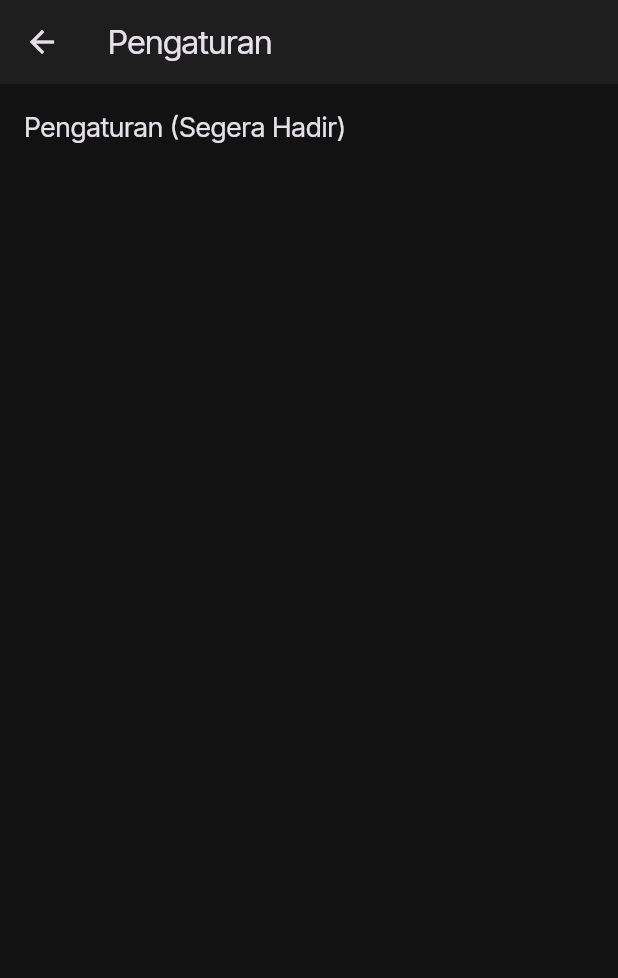
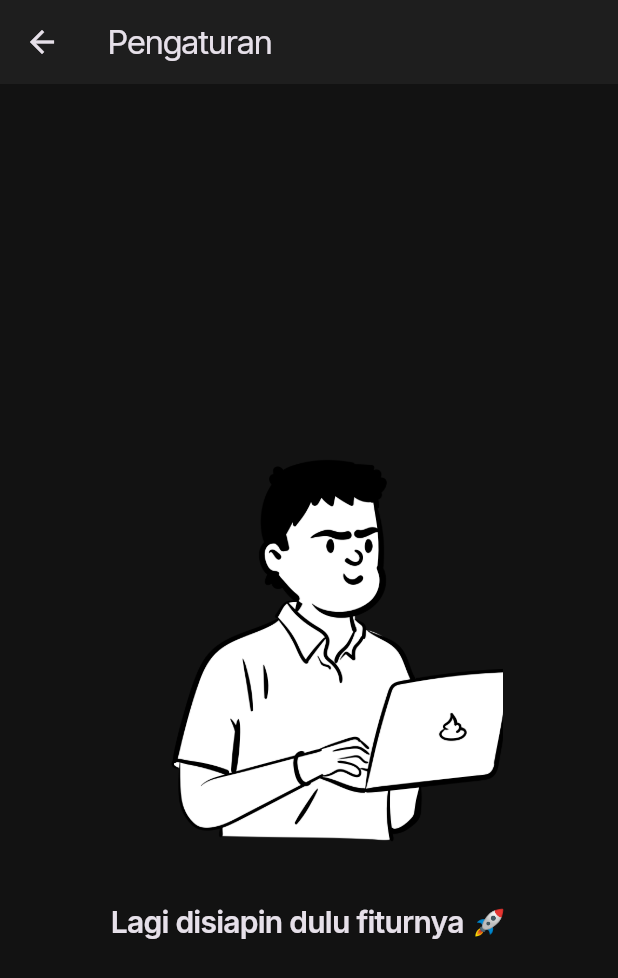
Before and after one commit to MuhammadDafaAlvin/timenest, a Flutter app: the SettingsScreen screen opened by its route, on a phone screen of 412 x 824 dp. Shown: the top 978 px of the screen. Run offline on Flutter 3.47's test engine with Material 3 defaults, Android fonts, the phone set to English and light mode, and no system bars; our stand-ins replace fl_chart, flutter_local_notifications, google_fonts, percent_indicator, shared_preferences; accounts and stored records are empty.

Commit message:
style: update settings page UI with image and improved coming soon message

```diff
--- a/lib/screens/home_screen.dart
+++ b/lib/screens/home_screen.dart
@@ -11,10 +11,10 @@ class HomeScreen extends StatelessWidget {
   static final buttonStyle = ElevatedButton.styleFrom(
     foregroundColor: Colors.white,
     backgroundColor: Colors.grey[800],
-    minimumSize: const Size(90, 45),
+    minimumSize: const Size(100, 45),
     padding: const EdgeInsets.symmetric(horizontal: 15, vertical: 10),
     shape: RoundedRectangleBorder(borderRadius: BorderRadius.circular(100)),
-    textStyle: GoogleFonts.inter(fontSize: 15, fontWeight: FontWeight.w600),
+    textStyle: GoogleFonts.inter(fontSize: 15, fontWeight: FontWeight.w700),
   );
 
   @override
--- a/lib/screens/settings_screen.dart
+++ b/lib/screens/settings_screen.dart
@@ -7,12 +7,31 @@ class SettingsScreen extends StatelessWidget {
   Widget build(BuildContext context) {
     return Scaffold(
       appBar: AppBar(title: const Text('Pengaturan')),
-      body: const Padding(
-        padding: EdgeInsets.all(16.0),
-        child: Column(
-          children: [
-            Text('Pengaturan (Segera Hadir)', style: TextStyle(fontSize: 18)),
-          ],
+      body: const Center(
+        child: Padding(
+          padding: EdgeInsets.all(10.0),
+          child: Column(
+            mainAxisSize: MainAxisSize.min,
+            children: [
+              Image(
+                image: AssetImage('assets/images/coming_soon.png'),
+                height: 350,
+                fit: BoxFit.contain,
+              ),
+              SizedBox(
+                width: 300,
+                child: Text(
+                  'Lagi disiapin dulu fiturnya 🚀',
+                  style: TextStyle(
+                    fontSize: 20,
+                    fontWeight: FontWeight.w600,
+                    height: 1.2,
+                  ),
+                  textAlign: TextAlign.center,
+                ),
+              ),
+            ],
+          ),
         ),
       ),
     );
--- a/pubspec.yaml
+++ b/pubspec.yaml
@@ -61,9 +61,8 @@ flutter:
   uses-material-design: true
 
   # To add assets to your application, add an assets section, like this:
-  # assets:
-  #   - images/a_dot_burr.jpeg
-  #   - images/a_dot_ham.jpeg
+  assets:
+    - assets/images/coming_soon.png
 
   # An image asset can refer to one or more resolution-specific "variants", see
   # https://flutter.dev/to/resolution-aware-images
```
Also changed, not shown: assets/images/coming_soon.png (added).
